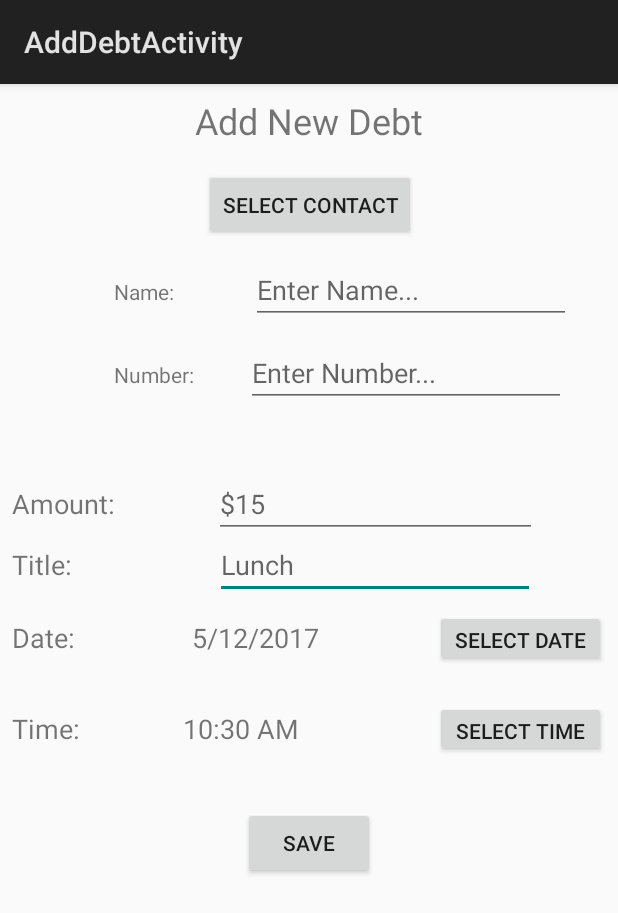
After one commit to MarsHillUniversityCS/IOU, an Android app: the AddDebtActivity screen opened directly, with no data from a screen before it, on a phone screen of 412 x 824 dp. The commit adds this screen. Shown: the top 913 px of the screen. Run offline under Robolectric (Android 15) with nearby library versions, the phone set to English and light mode, and no system bars.

Commit message:
Code as of 5th Dec

```diff
--- a/app/src/main/AndroidManifest.xml
+++ b/app/src/main/AndroidManifest.xml
@@ -1,6 +1,8 @@
 <?xml version="1.0" encoding="utf-8"?>
 <manifest xmlns:android="http://schemas.android.com/apk/res/android"
     package="cs421.cs.mhu.edu.iou">
+
+    <uses-permission android:name="android.permission.READ_CONTACTS" />
 
     <application
         android:allowBackup="true"
@@ -16,6 +18,9 @@
                 <category android:name="android.intent.category.LAUNCHER" />
             </intent-filter>
         </activity>
+        <activity
+            android:name=".AddDebtActivity"
+            android:label="@string/title_activity_add_debt"></activity>
     </application>
 
 </manifest>
--- /dev/null
+++ b/app/src/main/java/cs421/cs/mhu/edu/iou/AddDebtActivity.java
@@ -0,0 +1,365 @@
+package cs421.cs.mhu.edu.iou;
+
+import android.Manifest;
+import android.app.DatePickerDialog;
+import android.app.Dialog;
+import android.app.DialogFragment;
+import android.app.TimePickerDialog;
+import android.content.Context;
+import android.content.Intent;
+import android.content.pm.PackageManager;
+import android.database.Cursor;
+import android.net.Uri;
+import android.os.Bundle;
+import android.app.Activity;
+import android.provider.ContactsContract;
+import android.text.format.DateFormat;
+import android.util.Log;
+import android.view.View;
+import android.widget.Button;
+import android.widget.DatePicker;
+import android.widget.EditText;
+import android.widget.TextView;
+import android.widget.TimePicker;
+
+import java.util.Calendar;
+
+public class AddDebtActivity extends Activity {
+
+    private static final String TAG = AddDebtActivity.class.getSimpleName();
+    private static final int REQUEST_CODE_PICK_CONTACTS = 1;
+    private static final int MY_PERMISSIONS_REQUEST_READ_CONTACTS = 2;
+    private Uri uriContact;
+    private String contactID;
+
+    private Button selectContactBtn;
+    private Button selectDateBtn;
+    private Button selectTimeBtn;
+
+    private TextView amountLbl;
+    private TextView titleLbl;
+    private TextView dateLbl;
+    private TextView timeLbl;
+    private TextView dateSelectedLbl;
+    private TextView timeSelectedLbl;
+
+    private EditText selectedContactName;
+    private EditText selectedContactNumber;
+
+    private EditText amount;
+    private EditText title;
+    private EditText time;
+
+    private DatePickerDialog datePickerDialog;
+    int mDay;
+    int mMonth;
+    int mYear;
+    int mHour;
+    int mMinute;
+    int mAmPm;
+
+    String AMPM;
+
+    @Override
+    protected void onCreate(Bundle savedInstanceState) {
+        super.onCreate(savedInstanceState);
+        setContentView(R.layout.activity_add_debt);
+
+        requestPermissions();
+
+        final Calendar c = Calendar.getInstance();
+
+        mDay    = c.get(Calendar.DAY_OF_MONTH);
+        mMonth  = c.get(Calendar.MONTH);
+        mYear   = c.get(Calendar.YEAR);
+        mHour   = c.get(Calendar.HOUR);
+        mMinute = c.get(Calendar.MINUTE);
+        mAmPm   = c.get(Calendar.AM_PM);
+
+        amountLbl = (TextView) findViewById(R.id.amountLbl);
+        titleLbl = (TextView) findViewById(R.id.titleLbl);
+        dateLbl = (TextView) findViewById(R.id.dateLbl);
+        timeLbl = (TextView) findViewById(R.id.timeLbl);
+        dateSelectedLbl = (TextView) findViewById(R.id.dateSelectedLbl);
+        timeSelectedLbl = (TextView) findViewById(R.id.timeSelectedLbl);
+
+        selectedContactName = (EditText) findViewById(R.id.selectedContactName);
+        selectedContactNumber = (EditText) findViewById(R.id.selectedContactNumber);
+
+        amount = (EditText) findViewById(R.id.amountEditText);
+        title = (EditText) findViewById(R.id.titleEditText);
+
+        selectContactBtn = (Button) findViewById(R.id.selectContactBtn);
+        selectDateBtn = (Button) findViewById(R.id.selectDateBtn);
+        selectTimeBtn = (Button) findViewById(R.id.selectTimeBtn);
+
+        dateSelectedLbl.setText(mDay + "/" + (mMonth + 1) + "/" + mYear);
+
+        //Determines AM or PM for display
+        if(mAmPm == 0) {
+            AMPM = "AM";
+        } else if (mAmPm == 1) {
+            AMPM = "PM";
+        }
+
+        timeSelectedLbl.setText(mHour + ":" + mMinute + " " + AMPM);
+
+
+    }
+
+    public void onClickSelectContact(View btnSelectContact) {
+
+        // using native contacts selection
+        // Intent.ACTION_PICK = Pick an item from the data, returning what was selected.
+        startActivityForResult(new Intent(Intent.ACTION_PICK, ContactsContract.Contacts.CONTENT_URI), REQUEST_CODE_PICK_CONTACTS);
+
+        Log.d("AddNewContact", "Contacts: " + ContactsContract.Contacts.CONTENT_URI);
+    }
+
+    @Override
+    protected void onActivityResult(int requestCode, int resultCode, Intent data) {
+        super.onActivityResult(requestCode, resultCode, data);
+
+        if (requestCode == REQUEST_CODE_PICK_CONTACTS && resultCode == RESULT_OK) {
+            Log.d(TAG, "Response: " + data.toString());
+            uriContact = data.getData();
+
+            Log.d("AddNewContact", "URI: " + uriContact.toString());
+
+            retrieveContactName();
+            retrieveContactNumber();
+            //retrieveContactPhoto();
+
+        }
+    }
+
+    private void retrieveContactNumber() {
+
+        String contactNumber = null;
+
+        // getting contacts ID
+        Cursor cursorID = getContentResolver().query(uriContact,
+                new String[]{ContactsContract.Contacts._ID},
+                null, null, null);
+
+        if (cursorID.moveToFirst()) {
+
+            contactID = cursorID.getString(cursorID.getColumnIndex(ContactsContract.Contacts._ID));
+        }
+
+        cursorID.close();
+
+        Log.d(TAG, "Contact ID: " + contactID);
+
+        // Using the contact ID now we will get contact phone number
+        Cursor cursorPhone = getContentResolver().query(ContactsContract.CommonDataKinds.Phone.CONTENT_URI,
+                new String[]{ContactsContract.CommonDataKinds.Phone.NUMBER},
+
+                ContactsContract.CommonDataKinds.Phone.CONTACT_ID + " = ? AND " +
+                        ContactsContract.CommonDataKinds.Phone.TYPE + " = " +
+                        ContactsContract.CommonDataKinds.Phone.TYPE_MOBILE,
+
+                new String[]{contactID},
+                null);
+
+        if (cursorPhone.moveToFirst()) {
+            contactNumber = cursorPhone.getString(cursorPhone.getColumnIndex(ContactsContract.CommonDataKinds.Phone.NUMBER));
+        }
+
+        cursorPhone.close();
+
+        Log.d(TAG, "Contact Phone Number: " + contactNumber);
+
+        selectedContactNumber.setText(contactNumber);
+    }
+
+    private void retrieveContactName() {
+
+        String contactName = null;
+
+        // querying contact data store
+        Cursor cursor = getContentResolver().query(uriContact, null, null, null, null);
+
+        if (cursor.moveToFirst()) {
+
+            // DISPLAY_NAME = The display name for the contact.
+            // HAS_PHONE_NUMBER =   An indicator of whether this contact has at least one phone number.
+
+            contactName = cursor.getString(cursor.getColumnIndex(ContactsContract.Contacts.DISPLAY_NAME));
+        }
+
+        cursor.close();
+
+        Log.d(TAG, "Contact Name: " + contactName);
+
+        selectedContactName.setText(contactName);
+    }
+
+    public void requestPermissions() {
+
+        // Here, thisActivity is the current activity
+        if (this.checkSelfPermission(
+                Manifest.permission.READ_CONTACTS)
+                != PackageManager.PERMISSION_GRANTED) {
+
+            // Should we show an explanation?
+            if (this.shouldShowRequestPermissionRationale(
+                    Manifest.permission.READ_CONTACTS)) {
+
+                // Show an explanation to the user *asynchronously* -- don't block
+                // this thread waiting for the user's response! After the user
+                // sees the explanation, try again to request the permission.
+
+            } else {
+
+                // No explanation needed, we can request the permission.
+                this.requestPermissions(new String[]{Manifest.permission.READ_CONTACTS},
+                        MY_PERMISSIONS_REQUEST_READ_CONTACTS);
+
+                // MY_PERMISSIONS_REQUEST_READ_CONTACTS is an
+                // app-defined int constant. The callback method gets the
+                // result of the request.
+            }
+        }
+    }
+
+    @Override
+    public void onRequestPermissionsResult(int requestCode, String permissions[], int[] grantResults) {
+        switch (requestCode) {
+            case MY_PERMISSIONS_REQUEST_READ_CONTACTS: {
+                // If request is cancelled, the result arrays are empty.
+                if (grantResults.length > 0
+                        && grantResults[0] == PackageManager.PERMISSION_GRANTED) {
+
+                    Log.d("AddNewContact", "Permission Granted");
+                    // permission was granted, yay! Do the
+                    // contacts-related task you need to do.
+
+                } else {
+
+                    Log.d("AddNewContact", "Permission Denied");
+                    // permission denied, boo! Disable the
+                    // functionality that depends on this permission.
+                }
+                return;
+            }
+
+            // other 'case' lines to check for other
+            // permissions this app might request
+        }
+    }
+
+    public void addNewContact(View v) {
+        // Creates a new Intent to insert a contact
+        Intent intent = new Intent(ContactsContract.Intents.Insert.ACTION);
+        // Sets the MIME type to match the Contacts Provider
+        intent.setType(ContactsContract.RawContacts.CONTENT_TYPE);
+
+        /* Assumes EditText fields in your UI contain an email address
+         * and a phone number.
+         *
+         */
+        selectedContactName = (EditText) findViewById(R.id.selectedContactName);
+        selectedContactNumber = (EditText) findViewById(R.id.selectedContactNumber);
+
+        /*
+         * Inserts new data into the Intent. This data is passed to the
+         * contacts app's Insert screen
+         */
+        // Inserts an email address
+        intent.putExtra(ContactsContract.Intents.Insert.NAME, selectedContactName.getText())
+        /*
+         * In this example, sets the email type to be a work email.
+         * You can set other email types as necessary.
+         */
+                .putExtra(ContactsContract.Intents.Insert.EMAIL_TYPE, ContactsContract.CommonDataKinds.Email.TYPE_WORK)
+                // Inserts a phone number
+                .putExtra(ContactsContract.Intents.Insert.PHONE, selectedContactNumber.getText())
+        /*
+         * In this example, sets the phone type to be a work phone.
+         * You can set other phone types as necessary.
+         */
+                .putExtra(ContactsContract.Intents.Insert.PHONE_TYPE, ContactsContract.CommonDataKinds.Phone.TYPE_WORK);
+
+        /* Sends the Intent*/
+        startActivity(intent);
+    }
+
+
+    public void contactViaId(View v) {
+        getNameUsingContactId(contactID);
+    }
+
+    public void getNameUsingContactId(String contactId){
+
+        String cContactIdString = ContactsContract.Contacts._ID;
+        Uri cCONTACT_CONTENT_URI = ContactsContract.Contacts.CONTENT_URI;
+        String cDisplayNameColumn = ContactsContract.Contacts.DISPLAY_NAME;
+
+        String name = "";
+
+        String selection = cContactIdString + " = ? ";
+        String[] selectionArgs = new String[]{String.valueOf(contactId)};
+
+        Cursor cursor = getContentResolver().query(cCONTACT_CONTENT_URI, null, selection, selectionArgs, null);
+        if ((cursor != null) && (cursor.getCount() > 0)) {
+            Log.d("AddNewContact", "Cursor count: " + cursor.getCount());
+            cursor.moveToFirst();
+            while ((cursor != null) && (cursor.isAfterLast() == false)) {
+                if (cursor.getColumnIndex(cContactIdString) >= 0) {
+                    if (contactId.equals(cursor.getString(cursor.getColumnIndex(cContactIdString)))) {
+                        name = cursor.getString(cursor.getColumnIndex(cDisplayNameColumn));
+                        break;
+                    }
+                }
+                cursor.moveToNext();
+            }
+        }
+        if (cursor != null) {
+            cursor.close();
+        }
+
+        //lblNameID.setText(name);
+
+    }
+
+
+
+
+    /**
+     * Date picker that gets the date selected by the user and stores the data
+     *
+     * @param v
+     */
+    public void selectDate(View v) {
+
+        datePickerDialog = new DatePickerDialog(AddDebtActivity.this,
+                new DatePickerDialog.OnDateSetListener() {
+                    @Override
+                    public void onDateSet(DatePicker view, int year, int monthOfYear, int dayOfMonth) {
+                        dateSelectedLbl.setText(dayOfMonth + "/" + (monthOfYear + 1) + "/" + year);
+                        mDay = dayOfMonth;
+                        mMonth = monthOfYear;
+                        mYear = year;
+                    }
+                }, mYear, mMonth, mDay);
+        datePickerDialog.show();
+    }
+
+
+    public void selectTime(View v) {
+
+        // Launch Time Picker Dialog
+        TimePickerDialog timePickerDialog = new TimePickerDialog(this,
+                new TimePickerDialog.OnTimeSetListener() {
+
+                    @Override
+                    public void onTimeSet(TimePicker view, int hourOfDay,
+                                          int minute) {
+
+                        timeSelectedLbl.setText(hourOfDay + ":" + minute);
+                    }
+                }, mHour, mMinute, false);
+        timePickerDialog.show();
+    }
+}
--- /dev/null
+++ b/app/src/main/res/layout/activity_add_debt.xml
@@ -0,0 +1,202 @@
+<?xml version="1.0" encoding="utf-8"?>
+<android.support.constraint.ConstraintLayout xmlns:android="http://schemas.android.com/apk/res/android"
+    xmlns:app="http://schemas.android.com/apk/res-auto"
+    xmlns:tools="http://schemas.android.com/tools"
+    android:layout_width="match_parent"
+    android:layout_height="match_parent"
+    tools:context="cs421.cs.mhu.edu.iou.AddDebtActivity">
+
+    <TextView
+        android:id="@+id/addDebtTitle"
+        android:layout_width="wrap_content"
+        android:layout_height="wrap_content"
+        android:layout_marginTop="8dp"
+        android:text="Add New Debt"
+        android:textSize="24sp"
+        app:layout_constraintEnd_toEndOf="parent"
+        app:layout_constraintHorizontal_bias="0.5"
+        app:layout_constraintStart_toStartOf="parent"
+        app:layout_constraintTop_toTopOf="parent" />
+
+    <Button
+        android:id="@+id/selectContactBtn"
+        android:layout_width="wrap_content"
+        android:layout_height="wrap_content"
+        android:layout_marginTop="16dp"
+        android:onClick="onClickSelectContact"
+        android:text="Select Contact"
+        app:layout_constraintEnd_toEndOf="parent"
+        app:layout_constraintHorizontal_bias="0.502"
+        app:layout_constraintStart_toStartOf="parent"
+        app:layout_constraintTop_toBottomOf="@+id/addDebtTitle" />
+
+    <TextView
+        android:id="@+id/timeLbl"
+        android:layout_width="wrap_content"
+        android:layout_height="wrap_content"
+        android:layout_marginStart="8dp"
+        android:layout_marginTop="36dp"
+        android:text="Time:"
+        android:textSize="18sp"
+        app:layout_constraintStart_toStartOf="parent"
+        app:layout_constraintTop_toBottomOf="@+id/dateLbl" />
+
+    <TextView
+        android:id="@+id/dateLbl"
+        android:layout_width="wrap_content"
+        android:layout_height="wrap_content"
+        android:layout_marginStart="8dp"
+        android:layout_marginTop="24dp"
+        android:text="Date:"
+        android:textSize="18sp"
+        app:layout_constraintStart_toStartOf="parent"
+        app:layout_constraintTop_toBottomOf="@+id/titleLbl" />
+
+    <TextView
+        android:id="@+id/titleLbl"
+        android:layout_width="wrap_content"
+        android:layout_height="wrap_content"
+        android:layout_marginStart="8dp"
+        android:layout_marginTop="16dp"
+        android:text="Title:"
+        android:textSize="18sp"
+        app:layout_constraintStart_toStartOf="parent"
+        app:layout_constraintTop_toBottomOf="@+id/amountLbl" />
+
+    <TextView
+        android:id="@+id/amountLbl"
+        android:layout_width="wrap_content"
+        android:layout_height="wrap_content"
+        android:layout_marginStart="8dp"
+        android:layout_marginTop="64dp"
+        android:text="Amount:"
+        android:textSize="18sp"
+        app:layout_constraintStart_toStartOf="parent"
+        app:layout_constraintTop_toBottomOf="@+id/numberLbl" />
+
+    <Button
+        android:id="@+id/selectDateBtn"
+        android:layout_width="114dp"
+        android:layout_height="38dp"
+        android:layout_marginEnd="8dp"
+        android:onClick="selectDate"
+        android:text="Select Date"
+        app:layout_constraintBaseline_toBaselineOf="@+id/dateSelectedLbl"
+        app:layout_constraintEnd_toEndOf="parent" />
+
+    <EditText
+        android:id="@+id/titleEditText"
+        android:layout_width="wrap_content"
+        android:layout_height="wrap_content"
+        android:layout_marginEnd="8dp"
+        android:layout_marginStart="48dp"
+        android:ems="10"
+        android:hint="Lunch"
+        android:inputType="textPersonName"
+        app:layout_constraintBaseline_toBaselineOf="@+id/titleLbl"
+        app:layout_constraintEnd_toEndOf="parent"
+        app:layout_constraintStart_toEndOf="@+id/titleLbl" />
+
+    <EditText
+        android:id="@+id/amountEditText"
+        android:layout_width="215dp"
+        android:layout_height="wrap_content"
+        android:layout_marginEnd="8dp"
+        android:layout_marginStart="20dp"
+        android:ems="10"
+        android:hint="$15"
+        android:inputType="number"
+        app:layout_constraintBaseline_toBaselineOf="@+id/amountLbl"
+        app:layout_constraintEnd_toEndOf="parent"
+        app:layout_constraintStart_toEndOf="@+id/amountLbl" />
+
+    <TextView
+        android:id="@+id/nameLbl"
+        android:layout_width="wrap_content"
+        android:layout_height="wrap_content"
+        android:layout_marginStart="76dp"
+        android:layout_marginTop="24dp"
+        android:text="Name:"
+        app:layout_constraintStart_toStartOf="parent"
+        app:layout_constraintTop_toBottomOf="@+id/selectContactBtn" />
+
+    <TextView
+        android:id="@+id/numberLbl"
+        android:layout_width="wrap_content"
+        android:layout_height="wrap_content"
+        android:layout_marginTop="36dp"
+        android:text="Number:"
+        app:layout_constraintStart_toStartOf="@+id/nameLbl"
+        app:layout_constraintTop_toBottomOf="@+id/nameLbl" />
+
+    <Button
+        android:id="@+id/saveBtn"
+        android:layout_width="wrap_content"
+        android:layout_height="wrap_content"
+        android:layout_marginTop="40dp"
+        android:text="Save"
+        app:layout_constraintEnd_toEndOf="parent"
+        app:layout_constraintStart_toStartOf="parent"
+        app:layout_constraintTop_toBottomOf="@+id/timeLbl" />
+
+    <EditText
+        android:id="@+id/selectedContactName"
+        android:layout_width="wrap_content"
+        android:layout_height="wrap_content"
+        android:layout_marginEnd="8dp"
+        android:layout_marginStart="8dp"
+        android:ems="10"
+        android:hint="Enter Name..."
+        android:inputType="textPersonName"
+        app:layout_constraintBaseline_toBaselineOf="@+id/nameLbl"
+        app:layout_constraintEnd_toEndOf="parent"
+        app:layout_constraintHorizontal_bias="0.648"
+        app:layout_constraintStart_toEndOf="@+id/nameLbl" />
+
+    <EditText
+        android:id="@+id/selectedContactNumber"
+        android:layout_width="wrap_content"
+        android:layout_height="wrap_content"
+        android:layout_marginEnd="8dp"
+        android:layout_marginStart="8dp"
+        android:ems="10"
+        android:hint="Enter Number..."
+        android:inputType="number"
+        app:layout_constraintBaseline_toBaselineOf="@+id/numberLbl"
+        app:layout_constraintEnd_toEndOf="parent"
+        app:layout_constraintStart_toEndOf="@+id/numberLbl" />
+
+    <TextView
+        android:id="@+id/dateSelectedLbl"
+        android:layout_width="wrap_content"
+        android:layout_height="wrap_content"
+        android:layout_marginEnd="8dp"
+        android:layout_marginStart="8dp"
+        android:text="TextView"
+        android:textSize="18sp"
+        app:layout_constraintBaseline_toBaselineOf="@+id/dateLbl"
+        app:layout_constraintEnd_toStartOf="@+id/selectDateBtn"
+        app:layout_constraintStart_toEndOf="@+id/dateLbl" />
+
+    <Button
+        android:id="@+id/selectTimeBtn"
+        android:layout_width="114dp"
+        android:layout_height="37dp"
+        android:layout_marginEnd="8dp"
+        android:onClick="selectTime"
+        android:text="Select Time"
+        app:layout_constraintBaseline_toBaselineOf="@+id/timeSelectedLbl"
+        app:layout_constraintEnd_toEndOf="parent" />
+
+    <TextView
+        android:id="@+id/timeSelectedLbl"
+        android:layout_width="100dp"
+        android:layout_height="23dp"
+        android:layout_marginEnd="8dp"
+        android:layout_marginStart="8dp"
+        android:text="TextView"
+        android:textSize="18sp"
+        app:layout_constraintBaseline_toBaselineOf="@+id/timeLbl"
+        app:layout_constraintEnd_toStartOf="@+id/selectTimeBtn"
+        app:layout_constraintStart_toEndOf="@+id/timeLbl" />
+</android.support.constraint.ConstraintLayout>
--- a/app/src/main/res/values/strings.xml
+++ b/app/src/main/res/values/strings.xml
@@ -1,3 +1,5 @@
 <resources>
     <string name="app_name">IOU</string>
+    <string name="title_activity_add_debt">AddDebtActivity</string>
+    <string name="SelectContactBtn">Select Contact</string>
 </resources>
```
Also changed, not shown: app/src/main/java/cs421/cs/mhu/edu/iou/IOUMain.java (+11 -0 lines), app/src/main/res/layout/activity_ioumain.xml (+8 -6 lines).
